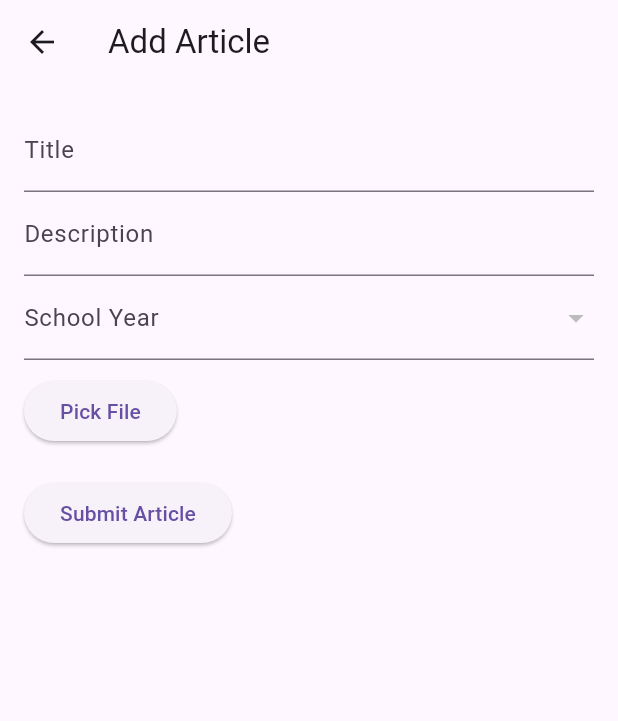
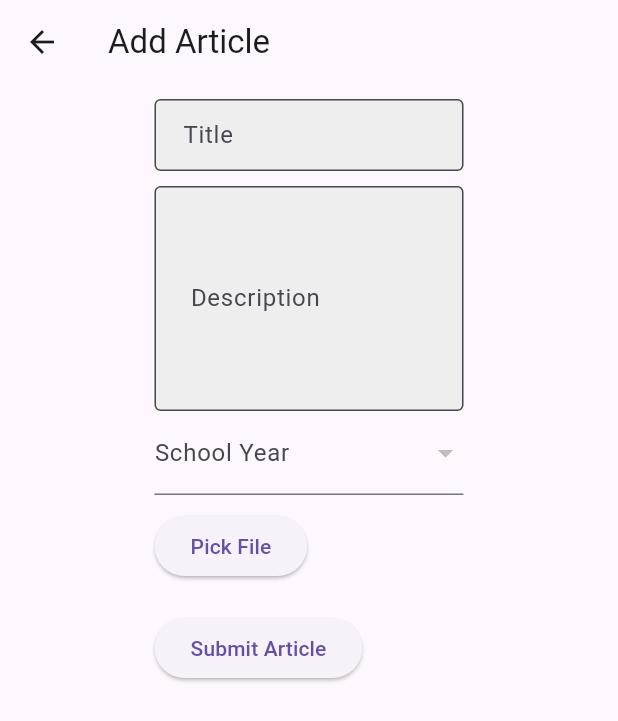
Before and after one commit to Sanjarbek17/tatu_frontend, a Flutter app: the AddArticleScreen screen opened directly, on a phone screen of 412 x 824 dp. Shown: the top 721 px of the screen. Run offline on Flutter 3.47's test engine with Material 3 defaults, Android fonts, the phone set to English and light mode, and no system bars; our stand-ins replace file_picker, go_router, shared_preferences; missing offline and left inert: dart:html; accounts and stored records are empty; network calls fail.

Commit message:
Enhance article form UI: adjust padding, add borders and background color to text fields, and allow multiple lines for description input.

```diff
--- a/lib/web/widgets/article_form.dart
+++ b/lib/web/widgets/article_form.dart
@@ -122,18 +122,41 @@ class _AddArticleScreenState extends State<AddArticleScreen> {
     return Scaffold(
       appBar: AppBar(title: Text('Add Article')),
       body: Padding(
-        padding: const EdgeInsets.all(16.0),
+        padding: EdgeInsets.symmetric(
+          horizontal: MediaQuery.of(context).size.width / 4,
+          vertical: 10,
+        ),
         child: SingleChildScrollView(
           child: Column(
             crossAxisAlignment: CrossAxisAlignment.start,
             children: [
               TextField(
                 controller: _titleController,
-                decoration: InputDecoration(labelText: 'Title'),
+                decoration: InputDecoration(
+                  labelText: 'Title',
+                  border: OutlineInputBorder(),
+                  filled: true,
+                  fillColor: Colors.grey[200],
+                  contentPadding: EdgeInsets.symmetric(
+                    vertical: 10,
+                    horizontal: 15,
+                  ),
+                ),
               ),
+              SizedBox(height: 10),
               TextField(
                 controller: _descriptionController,
-                decoration: InputDecoration(labelText: 'Description'),
+                maxLines: 5, // Allow more lines for the description
+                decoration: InputDecoration(
+                  labelText: 'Description',
+                  border: OutlineInputBorder(),
+                  filled: true,
+                  fillColor: Colors.grey[200],
+                  contentPadding: EdgeInsets.symmetric(
+                    vertical: 15,
+                    horizontal: 20,
+                  ), // Increased padding
+                ),
               ),
               DropdownButtonFormField<SchoolYear>(
                 value: _selectedSchoolYear,
```
